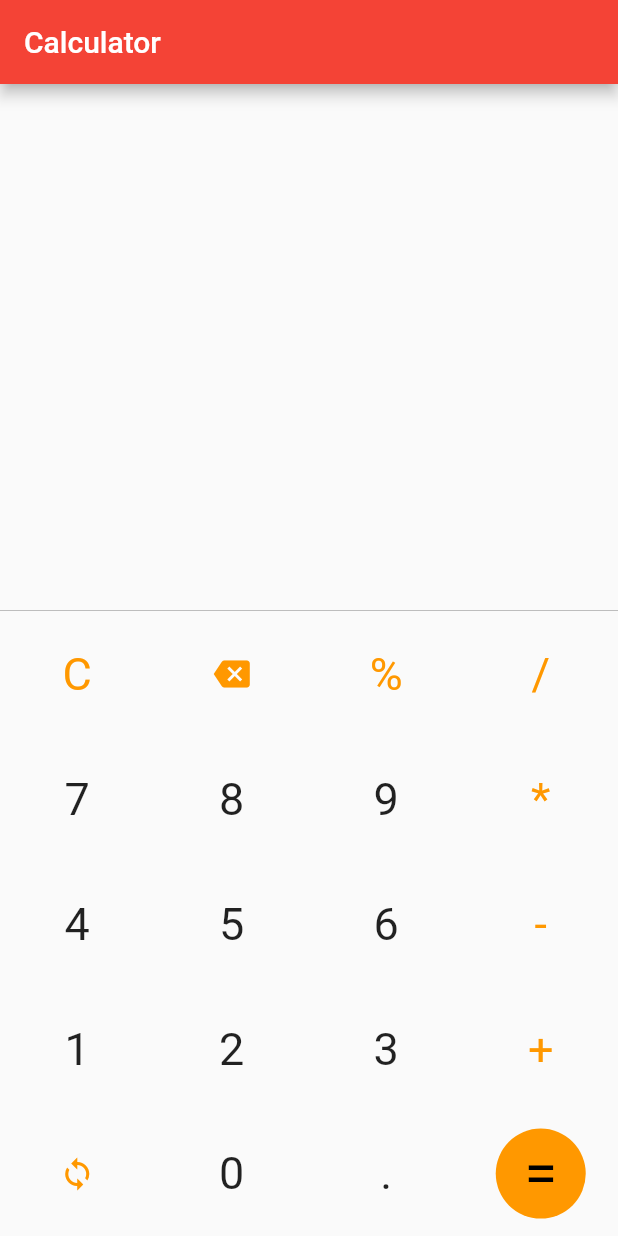
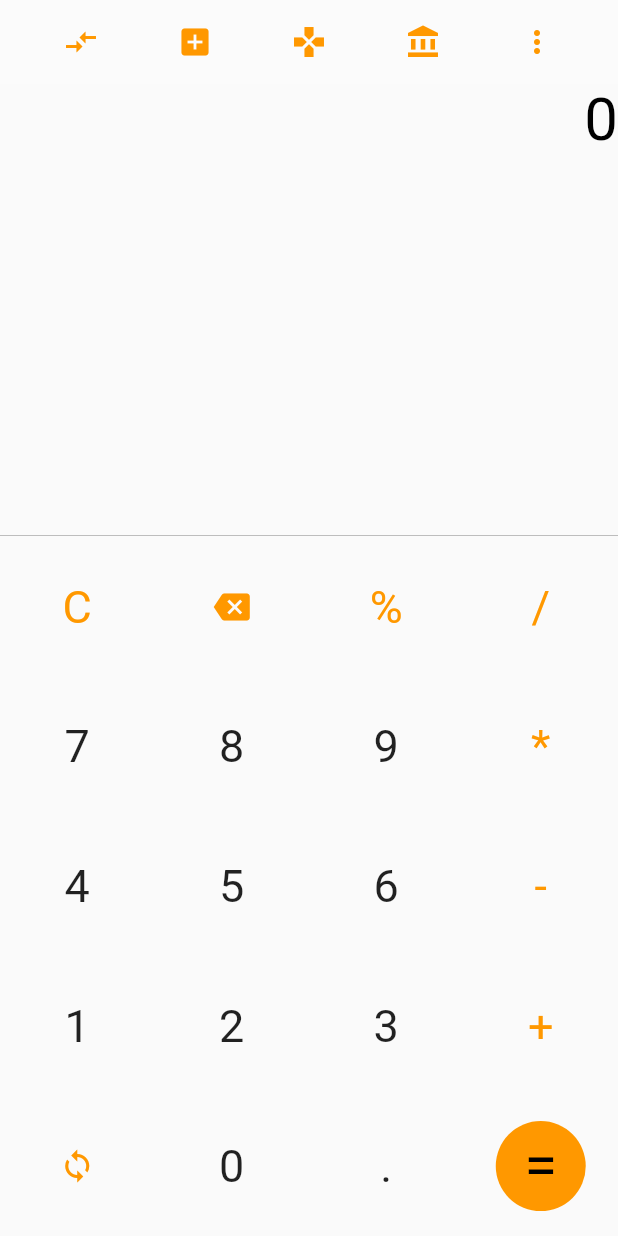
Before and after one commit to ashi31/mi_calculator, a Flutter app: the screen it shows after launch, on a phone screen of 412 x 824 dp. Run offline on Flutter 3.47's test engine with Material 2 defaults, Android fonts, the phone set to English and light mode, and no system bars.

Commit message:
Number keys working

```diff
--- a/lib/calculatorKeys.dart
+++ b/lib/calculatorKeys.dart
@@ -1,20 +1,20 @@
 import 'package:flutter/material.dart';
 
 class CalculatorBlackTextKey extends StatelessWidget {
-  final String t;
-
-  CalculatorBlackTextKey(this.t);
+  final String val;
+  final Function(String) onNumButtonTap;
+  CalculatorBlackTextKey({this.val, this.onNumButtonTap});
 
   @override
   Widget build(BuildContext context) {
     return Expanded(
       child: InkWell(
-        onTap: () {},
+        onTap: () => onNumButtonTap(val),
         child: Container(
 //      color: Colors.black,
           child: Center(
             child: Text(
-              t,
+              val,
               style: TextStyle(fontSize: 30.0),
             ),
           ),
--- a/lib/homePage.dart
+++ b/lib/homePage.dart
@@ -8,17 +8,63 @@ class HomePage extends StatefulWidget {
 }
 
 class _HomePageState extends State<HomePage> {
+  num result = 0;
+
   @override
   Widget build(BuildContext context) {
     return Scaffold(
       appBar: AppBar(
-        title: Text("Calculator"),
+        elevation: 0.0,
+        title: Row(
+          children: <Widget>[
+            Expanded(
+              child: Icon(
+                Icons.compare_arrows,
+                color: Colors.orange,
+              ),
+            ),
+            Expanded(
+              child: Icon(
+                Icons.add_box,
+                color: Colors.orange,
+              ),
+            ),
+            Expanded(
+              child: Icon(
+                Icons.gamepad,
+                color: Colors.orange,
+              ),
+            ),
+            Expanded(
+              child: Icon(
+                Icons.account_balance,
+                color: Colors.orange,
+              ),
+            ),
+            Expanded(
+              child: Icon(
+                Icons.more_vert,
+                color: Colors.orange,
+              ),
+            )
+          ],
+        ),
+        backgroundColor: Colors.white24,
       ),
       body: Container(
         child: Column(
           children: <Widget>[
             Container(
-              height: 350.0,
+              height: 300.0,
+              width: MediaQuery.of(context).size.width,
+              child: Text(
+                result.toString(),
+                textAlign: TextAlign.right,
+                style: TextStyle(
+                  fontSize: 40.0,
+                  color: Colors.black,
+                ),
+              ),
             ),
             Divider(
               height: 2.0,
@@ -39,9 +85,33 @@ class _HomePageState extends State<HomePage> {
               child: Row(
                 mainAxisAlignment: MainAxisAlignment.spaceEvenly,
                 children: <Widget>[
-                  CalculatorBlackTextKey('7'),
-                  CalculatorBlackTextKey('8'),
-                  CalculatorBlackTextKey('9'),
+                  CalculatorBlackTextKey(
+                    val: '7',
+                    onNumButtonTap: (String v) {
+                      setState(() {
+                        result = num.parse(result.toString() + v);
+                      });
+                      print(result);
+                    },
+                  ),
+                  CalculatorBlackTextKey(
+                    val: '8',
+                    onNumButtonTap: (String v) {
+                      setState(() {
+                        result = num.parse(result.toString() + v);
+                      });
+                      print(result);
+                    },
+                  ),
+                  CalculatorBlackTextKey(
+                    val: '9',
+                    onNumButtonTap: (String v) {
+                      setState(() {
+                        result = num.parse(result.toString() + v);
+                      });
+                      print(result);
+                    },
+                  ),
                   CalculatorOrangeTextKey('*'),
                 ],
               ),
@@ -50,9 +120,33 @@ class _HomePageState extends State<HomePage> {
               child: Row(
                 mainAxisAlignment: MainAxisAlignment.spaceEvenly,
                 children: <Widget>[
-                  CalculatorBlackTextKey('4'),
-                  CalculatorBlackTextKey('5'),
-                  CalculatorBlackTextKey('6'),
+                  CalculatorBlackTextKey(
+                    val: '4',
+                    onNumButtonTap: (String v) {
+                      setState(() {
+                        result = num.parse(result.toString() + v);
+                      });
+                      print(result);
+                    },
+                  ),
+                  CalculatorBlackTextKey(
+                    val: '5',
+                    onNumButtonTap: (String v) {
+                      setState(() {
+                        result = num.parse(result.toString() + v);
+                      });
+                      print(result);
+                    },
+                  ),
+                  CalculatorBlackTextKey(
+                    val: '6',
+                    onNumButtonTap: (String v) {
+                      setState(() {
+                        result = num.parse(result.toString() + v);
+                      });
+                      print(result);
+                    },
+                  ),
                   CalculatorOrangeTextKey('-'),
                 ],
               ),
@@ -61,9 +155,33 @@ class _HomePageState extends State<HomePage> {
               child: Row(
                 mainAxisAlignment: MainAxisAlignment.spaceEvenly,
                 children: <Widget>[
-                  CalculatorBlackTextKey('1'),
-                  CalculatorBlackTextKey('2'),
-                  CalculatorBlackTextKey('3'),
+                  CalculatorBlackTextKey(
+                    val: '1',
+                    onNumButtonTap: (String v) {
+                      setState(() {
+                        result = num.parse(result.toString() + v);
+                      });
+                      print(result);
+                    },
+                  ),
+                  CalculatorBlackTextKey(
+                    val: '2',
+                    onNumButtonTap: (String v) {
+                      setState(() {
+                        result = num.parse(result.toString() + v);
+                      });
+                      print(result);
+                    },
+                  ),
+                  CalculatorBlackTextKey(
+                    val: '3',
+                    onNumButtonTap: (String v) {
+                      setState(() {
+                        result = num.parse(result.toString() + v);
+                      });
+                      print(result);
+                    },
+                  ),
                   CalculatorOrangeTextKey('+'),
                 ],
               ),
@@ -73,8 +191,24 @@ class _HomePageState extends State<HomePage> {
                 mainAxisAlignment: MainAxisAlignment.spaceEvenly,
                 children: <Widget>[
                   CalculatorOrangeIconKey(Icons.loop),
-                  CalculatorBlackTextKey('0'),
-                  CalculatorBlackTextKey('.'),
+                  CalculatorBlackTextKey(
+                    val: '0',
+                    onNumButtonTap: (String v) {
+                      setState(() {
+                        result = num.parse(result.toString() + v);
+                      });
+                      print(result);
+                    },
+                  ),
+                  CalculatorBlackTextKey(
+                    val: '.',
+                    onNumButtonTap: (String v) {
+                      setState(() {
+                        result = num.parse(result.toString() + v);
+                      });
+                      print(result);
+                    },
+                  ),
                   Expanded(
                     child: InkWell(
                       onTap: () {},
@@ -104,3 +238,7 @@ class _HomePageState extends State<HomePage> {
     );
   }
 }
+
+//function(setState(){}) main.dart
+//calculatorKeys.dart-> calculation blacktextkey  button.dart()
+//
--- a/lib/main.dart
+++ b/lib/main.dart
@@ -1,4 +1,5 @@
 import 'package:flutter/material.dart';
+import 'package:flutter/services.dart';
 
 import 'homePage.dart';
 
@@ -7,12 +8,15 @@ void main() => runApp(MyApp());
 class MyApp extends StatelessWidget {
   @override
   Widget build(BuildContext context) {
+    SystemChrome.setSystemUIOverlayStyle(
+      SystemUiOverlayStyle(
+        statusBarColor: Colors.orange,
+      ),
+    );
+
     return MaterialApp(
       title: "Calculator_Simple",
       debugShowCheckedModeBanner: false,
-      theme: ThemeData(
-        primarySwatch: Colors.red,
-      ),
       home: HomePage(),
     );
   }
```
